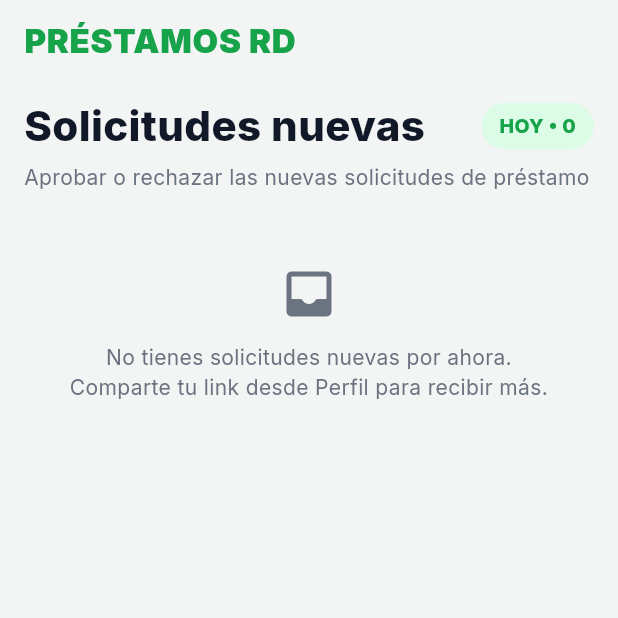
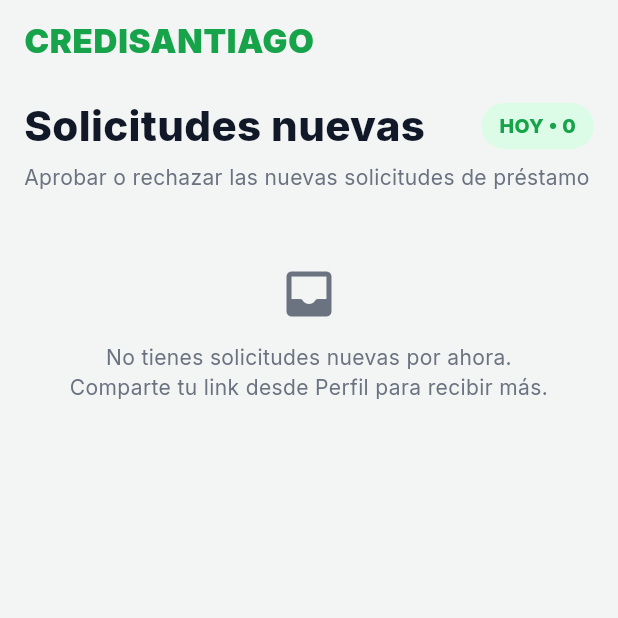
Before and after one commit to Jsantiago28/credisantiago, a Flutter app: the screen it shows once a user with an empty profile is signed in, item 2 of the bottom bar chosen, on a phone screen of 412 x 824 dp, the top half of it. Run offline on Flutter 3.47's test engine with Material 3 defaults, Android fonts, the phone set to English and light mode, and no system bars; our stand-ins replace fl_chart, flutter_map, geolocator, google_fonts, image_picker, latlong2 and 5 more; missing offline and left inert: dart:html, dart:js_interop, excel; accounts and stored records are empty.

Commit message:
Solicitudes: título CREDISANTIAGO (quedaba PRÉSTAMOS RD)
Co-Authored-By: Claude Opus 5.5 <noreply@anthropic.com>

```diff
--- a/lib/screens/solicitudes_screen.dart
+++ b/lib/screens/solicitudes_screen.dart
@@ -164,7 +164,7 @@ class _SolicitudesScreenState extends State<SolicitudesScreen> {
   Widget build(BuildContext context) {
     return Scaffold(
       appBar: AppBar(
-        title: Text('PRÉSTAMOS RD',
+        title: Text('CREDISANTIAGO',
             style: TextStyle(
                 color: AppColors.green, fontWeight: FontWeight.w900, letterSpacing: 0.5)),
       ),
```
